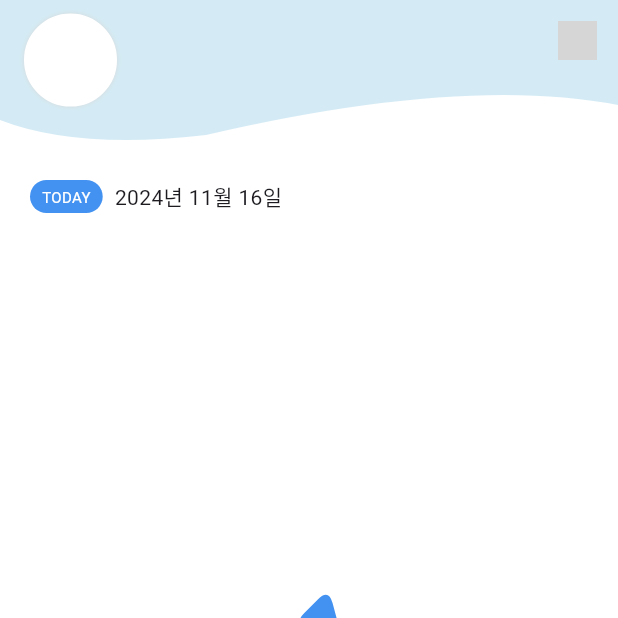
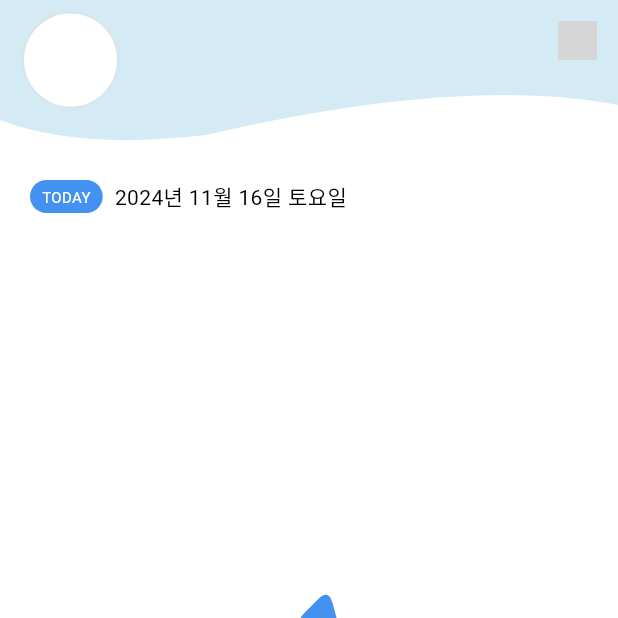
Before and after one commit to hnaa0/piece_of_happiness, a Flutter app: the HomeScreen screen opened by its route, on a phone screen of 412 x 824 dp, the top half of it. Run offline on Flutter 3.47's test engine with Material 3 defaults, Android fonts, the phone set to English and light mode, and no system bars; our stand-ins replace cloud_firestore, firebase_auth, firebase_core, firebase_storage, flutter_riverpod, flutter_svg and 5 more; missing offline and left inert: tutorial_coach_mark; accounts and stored records are empty; Roboto replaces fonts that are missing (SsurroundAir); grey boxes are pictures that could not be loaded.

Commit message:
🐛 fix: Resolve date conversion error

```diff
--- a/lib/features/home/views/add_bottomsheet_screen.dart
+++ b/lib/features/home/views/add_bottomsheet_screen.dart
@@ -5,6 +5,7 @@ import 'package:flutter_riverpod/flutter_riverpod.dart';
 import 'package:flutter_svg/flutter_svg.dart';
 import 'package:gap/gap.dart';
 import 'package:image_picker/image_picker.dart';
+import 'package:intl/date_symbol_data_local.dart';
 import 'package:loading_animation_widget/loading_animation_widget.dart';
 import 'package:piece_of_happiness/constants/colors.dart';
 import 'package:intl/intl.dart';
@@ -66,6 +67,7 @@ class _AddBottomsheetState extends ConsumerState<AddBottomsheetScreen> {
   @override
   void initState() {
     super.initState();
+    initializeDateFormatting('ko_KR', null);
     _textController.addListener(
       () {
         setState(() {
--- a/lib/features/home/views/home_screen.dart
+++ b/lib/features/home/views/home_screen.dart
@@ -2,6 +2,7 @@ import 'package:flutter/material.dart';
 import 'package:flutter_riverpod/flutter_riverpod.dart';
 import 'package:flutter_svg/svg.dart';
 import 'package:gap/gap.dart';
+import 'package:intl/date_symbol_data_local.dart';
 import 'package:loading_animation_widget/loading_animation_widget.dart';
 import 'package:piece_of_happiness/constants/colors.dart';
 import 'package:piece_of_happiness/features/home/view_models/fetch_piece_view_model.dart';
@@ -123,6 +124,12 @@ class _HomeScreenState extends ConsumerState<HomeScreen> {
         lightbulbKey: _lightbulbKey,
       ),
     )..show(context: context);
+  }
+
+  @override
+  void initState() {
+    super.initState();
+    initializeDateFormatting('ko_KR', null);
   }
 
   @override
--- a/lib/features/home/views/widgets/piece_empty.dart
+++ b/lib/features/home/views/widgets/piece_empty.dart
@@ -54,8 +54,17 @@ class PieceEmpty extends ConsumerWidget {
                 ),
                 const Gap(8),
                 Text(
-                  DateFormat("yyyy년 MM월 dd일").format(
+                  DateFormat("yyyy년 MM월 dd일 EEEE", "ko_KR").format(
                     DateTime.now(),
+                  ),
+                  style: TextStyle(
+                    color: isDark
+                        ? const Color(
+                            ThemeColors.white,
+                          )
+                        : const Color(
+                            ThemeColors.black,
+                          ),
                   ),
                 ),
               ],
```
Also changed, not shown: lib/features/home/views/widgets/piece_not_empty.dart (+10 -1 lines).
